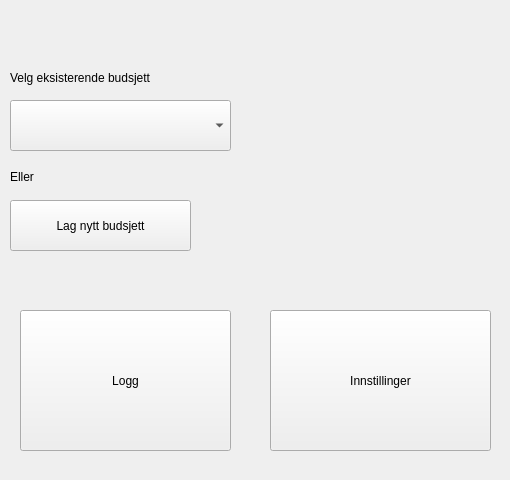
First picture: the form in mainwindow.ui, repository bleakgadfly/faml, before the edit.
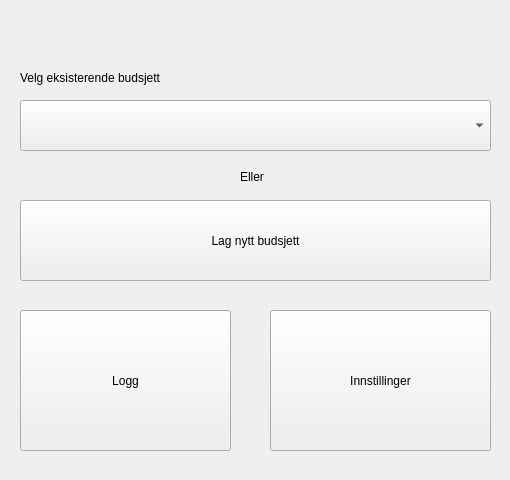
Second picture: the form after the edit.

Diff of the .ui file:
```diff
--- a/mainwindow.ui
+++ b/mainwindow.ui
@@ -30,9 +30,9 @@
    <widget class="QComboBox" name="selectBudgetBox">
     <property name="geometry">
      <rect>
-      <x>10</x>
+      <x>20</x>
       <y>100</y>
-      <width>221</width>
+      <width>471</width>
       <height>51</height>
      </rect>
     </property>
@@ -40,7 +40,7 @@
    <widget class="QLabel" name="label">
     <property name="geometry">
      <rect>
-      <x>10</x>
+      <x>20</x>
       <y>70</y>
       <width>341</width>
       <height>16</height>
@@ -53,10 +53,10 @@
    <widget class="QPushButton" name="newBudgetButton">
     <property name="geometry">
      <rect>
-      <x>10</x>
+      <x>20</x>
       <y>200</y>
-      <width>181</width>
-      <height>51</height>
+      <width>471</width>
+      <height>81</height>
      </rect>
     </property>
     <property name="text">
@@ -66,7 +66,7 @@
    <widget class="QLabel" name="label_2">
     <property name="geometry">
      <rect>
-      <x>10</x>
+      <x>240</x>
       <y>170</y>
       <width>59</width>
       <height>14</height>
```
